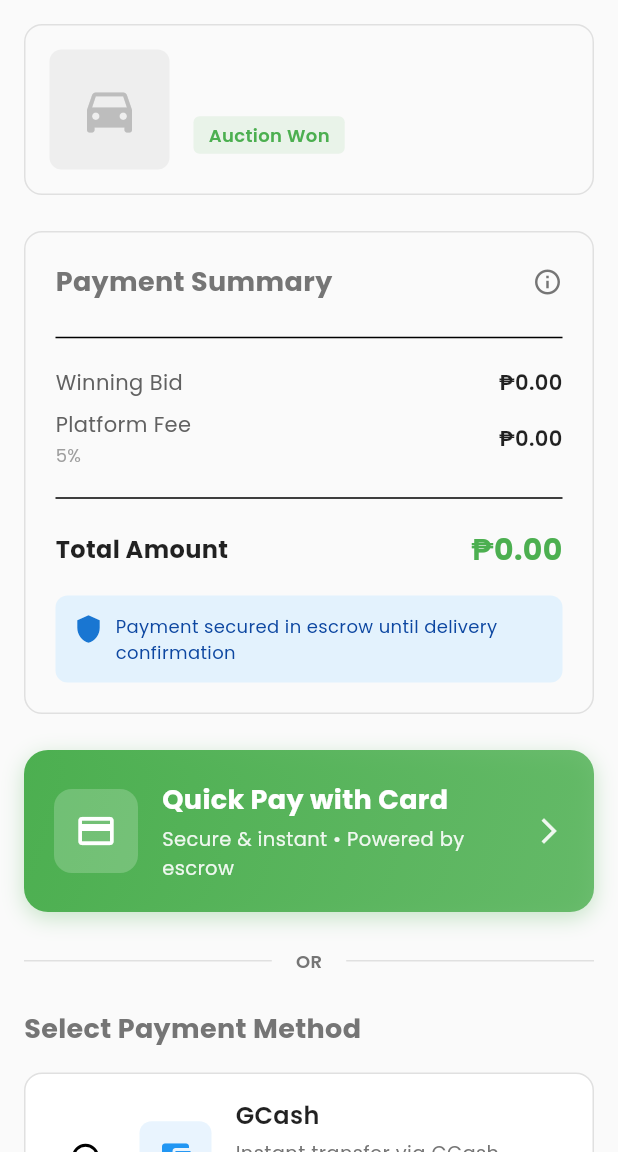
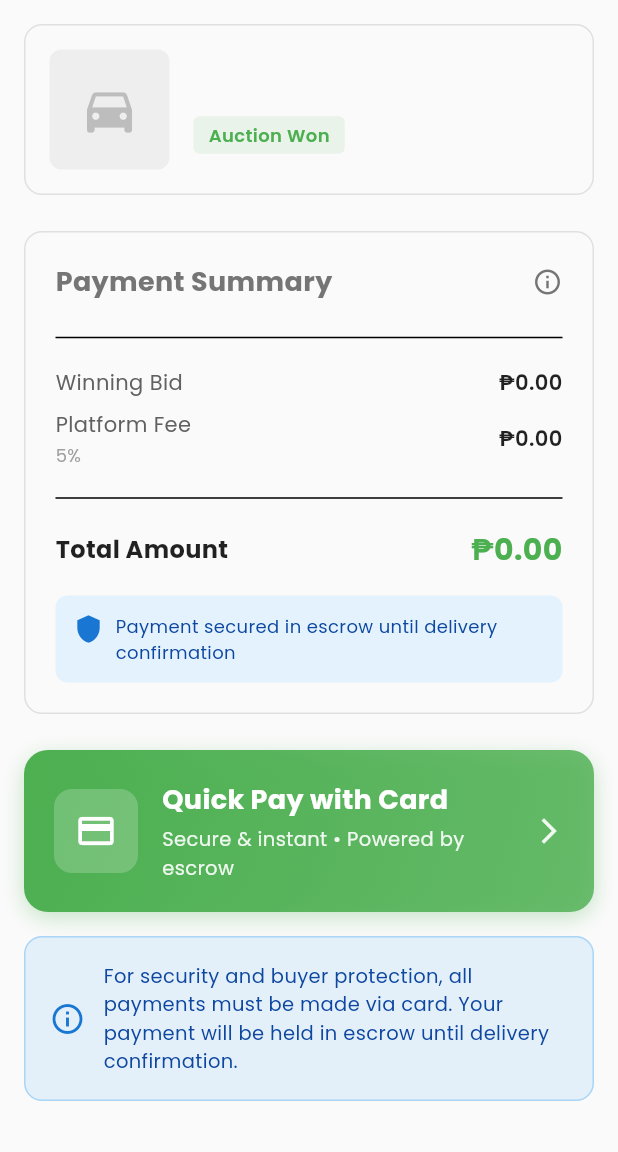
Before and after one commit to aimsahorizon/autobid-flutter, a Flutter app: the PaymentScreen screen opened directly with empty values, on a phone screen of 412 x 824 dp, the part 84-1236 px from its top. Run offline on Flutter 3.47's test engine with Material 3 defaults, Android fonts, the phone set to English and light mode, and no system bars; our stand-ins replace cached_network_image, flutter_riverpod, freezed_annotation, go_router, google_fonts, image_picker and 2 more; accounts and stored records are empty; generated files the repository leaves out were written again.

Commit message:
update: simplify payment screen to card-only payment method

```diff
--- a/lib/presentation/screens/payment/payment_screen.dart
+++ b/lib/presentation/screens/payment/payment_screen.dart
@@ -186,34 +186,33 @@ class _PaymentScreenState extends State<PaymentScreen> {
                 PaymentSummary(amount: widget.winningBid),
                 const SizedBox(height: 24),
 
-                // Quick Pay with Card (New Mock Stripe-like UI)
+                // Card Payment Only
                 _buildQuickPayCard(),
-                const SizedBox(height: 24),
+                const SizedBox(height: 16),
 
-                // Divider with "OR"
-                _buildOrDivider(),
-                const SizedBox(height: 24),
-
-                // Traditional Payment Methods
-                _buildPaymentMethodSection(provider),
-                if (provider.selectedPaymentMethod != null &&
-                    provider.selectedPaymentMethod!.type ==
-                        PaymentMethodType.bankTransfer) ...[
-                  const SizedBox(height: 24),
-                  _buildBankDetails(),
-                  const SizedBox(height: 24),
-                  _buildUploadProofSection(provider),
-                ],
-                const SizedBox(height: 24),
-                _buildReferenceField(),
-                const SizedBox(height: 24),
-                _buildTermsCheckbox(),
-                const SizedBox(height: 24),
-                CustomButton(
-                  text: provider.isLoading
-                      ? 'Processing...'
-                      : 'Submit Payment',
-                  onPressed: provider.isLoading ? null : _submitPayment,
+                // Info about card payment
+                Container(
+                  padding: const EdgeInsets.all(16),
+                  decoration: BoxDecoration(
+                    color: Colors.blue.withOpacity(0.1),
+                    borderRadius: BorderRadius.circular(12),
+                    border: Border.all(color: Colors.blue.withOpacity(0.3)),
+                  ),
+                  child: Row(
+                    children: [
+                      Icon(Icons.info_outline, color: Colors.blue[700]),
+                      const SizedBox(width: 12),
+                      Expanded(
+                        child: Text(
+                          'For security and buyer protection, all payments must be made via card. Your payment will be held in escrow until delivery confirmation.',
+                          style: TextStyle(
+                            fontSize: 13,
+                            color: Colors.blue[900],
+                          ),
+                        ),
+                      ),
+                    ],
+                  ),
                 ),
               ],
             ),
```
